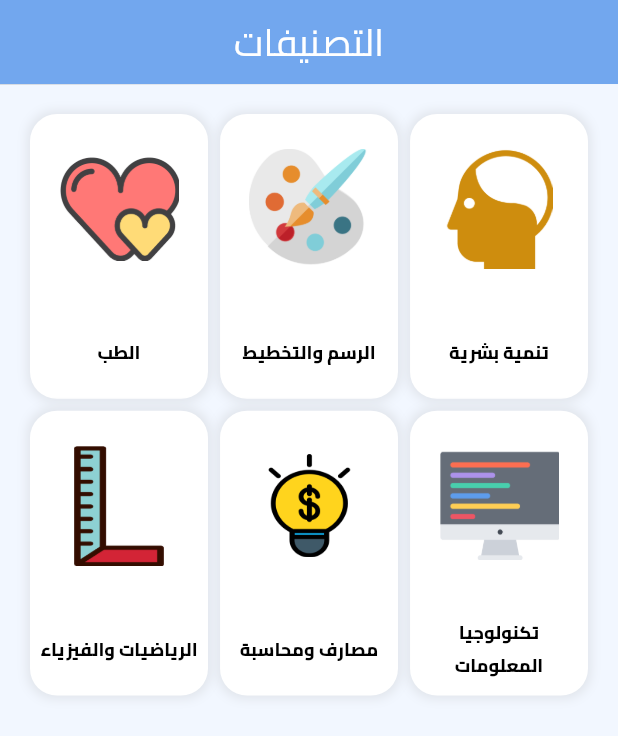
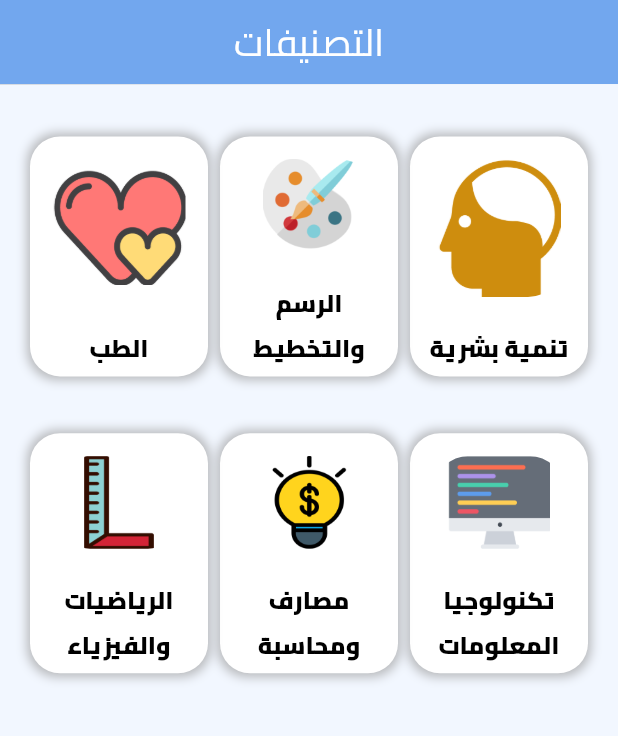
Before and after one commit to Amjad1Qasem/Courso, a Flutter app: the Category screen opened directly, on a phone screen of 412 x 824 dp. Shown: the top 736 px of the screen. Run offline on Flutter 3.47's test engine with Material 2 defaults, Android fonts, the phone set to English and light mode, and no system bars; our stand-ins replace curved_navigation_bar, form_field_validator; missing offline and left inert: bottom_picker, dart:ffi; generated files the repository leaves out were written again.

Commit message:
some fixes

```diff
--- a/lib/modules/Category/category.dart
+++ b/lib/modules/Category/category.dart
@@ -67,12 +67,15 @@ class _CategoryState extends State<Category> {
             //مسؤلة عن طول الايتم
             childAspectRatio: 10 / 16,
             crossAxisCount: 3),
-        itemBuilder: (context, index) => defCategory(Listcategor[index]),
+        itemBuilder: (context, index) => category(
+            categoryName: Listcategor[index].categoryName,
+            categoryImage: Listcategor[index].categoryImage),
         itemCount: Listcategor.length,
       ),
     );
   }
 }
+
 Widget defCategory(CategoryModel categ) => Center(
       child: Container(
         // height: 140,
--- a/lib/modules/Notifications/notifications.dart
+++ b/lib/modules/Notifications/notifications.dart
@@ -3,7 +3,7 @@ import 'package:flutter/material.dart';
 
 class Notifications extends StatelessWidget {
   const Notifications({super.key});
-  static String id = 'Notifications';
+  static String id = '/Notifications';
 
   @override
   Widget build(BuildContext context) {
--- a/lib/shared/components/components.dart
+++ b/lib/shared/components/components.dart
@@ -6,10 +6,6 @@ import 'package:flutter/material.dart';
 import 'package:form_field_validator/form_field_validator.dart';
 import '../../modules/Instuites/instuites.dart';
 import 'package:courso/modules/Cours%20Details/RegistrationForm.dart';
-
-
-
-
 
 // Button Login
 Widget defaultButton({
@@ -43,8 +39,7 @@ Widget defaultButton({
     );
 
 //TextFormField
-Widget defaultTextFormField(
-  {
+Widget defaultTextFormField({
   required TextEditingController controller,
   required TextInputType keyboard,
   required String labText,
@@ -57,12 +52,10 @@ Widget defaultTextFormField(
   bool securTrue = false,
 }) =>
     TextFormField(
-
       //cursorColor: Colors.red,
       validator: validator!,
       style: const TextStyle(
         color: Color(0xFF333333),
-
       ),
       obscureText: securTrue,
       controller: controller,
@@ -70,13 +63,13 @@ Widget defaultTextFormField(
       decoration: InputDecoration(
         focusColor: Colors.deepOrange,
         hintText: hintText,
-        contentPadding: const EdgeInsets.symmetric(vertical: 15),
+        contentPadding: const EdgeInsets.symmetric(vertical: 15, horizontal: 5),
         filled: true,
         fillColor: const Color(0xffCFD9F0),
         labelText: labText,
-        labelStyle: const TextStyle(fontFamily: 'cairo',fontSize: 20
-        ,color:Colors.black54),
-        prefixIcon: Icon(prifix,color: Colors.black54),
+        labelStyle: const TextStyle(
+            fontFamily: 'cairo', fontSize: 20, color: Colors.black54),
+        prefixIcon: prifix != null ? Icon(prifix, color: Colors.black54) : null,
         suffixIcon: sufix != null
             ? IconButton(onPressed: sufixfun, icon: Icon(sufix))
             : null,
@@ -118,7 +111,7 @@ Widget defaultApppar({
 Widget cours({
   required ImageProvider coursImage,
   required String coursName,
-   String ?instutName,
+  String? instutName,
   required String typeCours,
   // required String  t='Details.id',
   // required BuildContext con,
@@ -360,13 +353,30 @@ Widget category({
   required ImageProvider categoryImage,
   required String categoryName,
 }) =>
-    Center(
+    _Category(
+      categoryImage: categoryImage,
+      categoryName: categoryName,
+    );
+
+class _Category extends StatelessWidget {
+  const _Category({
+    required this.categoryImage,
+    required this.categoryName,
+  });
+
+  final ImageProvider categoryImage;
+  final String categoryName;
+
+  @override
+  Widget build(BuildContext context) {
+    return Center(
       child: GestureDetector(
         onTap: () {
-        //     Navigator.push(
-        //     context,
-        //     MaterialPageRoute(builder: (context) => CategoryCourses()),
-        //   );
+          print('djaskodk');
+          Navigator.push(
+            context,
+            MaterialPageRoute(builder: (context) => CategoryCourses()),
+          );
         },
         child: Container(
           height: 160,
@@ -425,3 +435,5 @@ Widget category({
         ),
       ),
     );
+  }
+}
```
Also changed, not shown: lib/layout/Home_loayout/Menu.dart (+6 -11 lines), lib/main.dart (+14 -13 lines), lib/modules/Cours Details/RegistrationForm.dart (+20 -5 lines), lib/modules/Home/drawerScreen.dart (+23 -19 lines), lib/modules/Home/home.dart (+7 -15 lines), pubspec.lock, 1 other file. Lines whose indentation alone changed are shown as unchanged.
